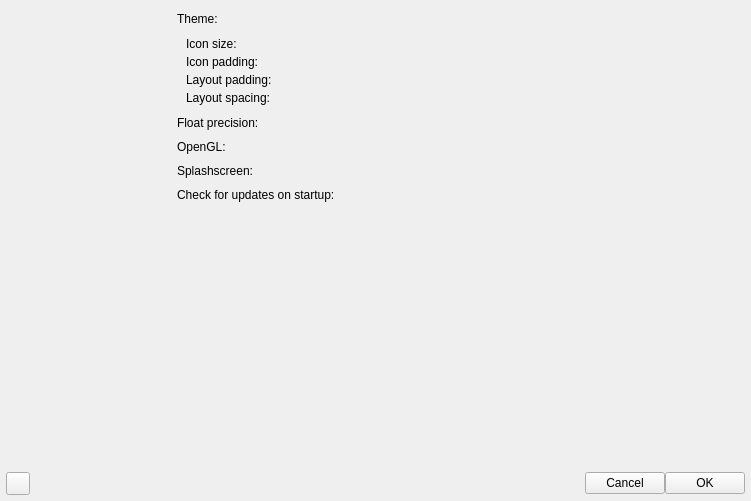
This is pj_app/src/PreferencesDialog.ui in Ssz990220/PlotJuggler as Qt 5 draws it before an edit. The edited form follows.
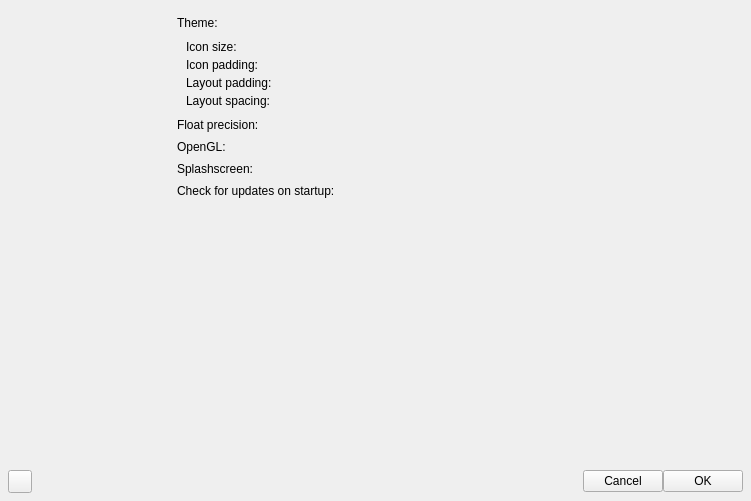
This is the edited form. The open tabs and pages were chosen to show the change. Custom widgets are drawn as their Qt base class.

```diff
--- a/pj_app/src/PreferencesDialog.ui
+++ b/pj_app/src/PreferencesDialog.ui
@@ -147,19 +147,19 @@
           <number>16</number>
          </property>
          <property name="topMargin">
-          <number>12</number>
+          <number>16</number>
          </property>
          <property name="rightMargin">
           <number>16</number>
          </property>
          <property name="bottomMargin">
-          <number>12</number>
+          <number>16</number>
          </property>
          <property name="horizontalSpacing">
-          <number>12</number>
+          <number>16</number>
          </property>
          <property name="verticalSpacing">
-          <number>10</number>
+          <number>8</number>
          </property>
          <item row="0" column="0">
           <widget class="QLabel" name="labelTheme">
@@ -185,10 +185,10 @@
              <number>4</number>
             </property>
             <property name="topMargin">
-             <number>1</number>
+             <number>2</number>
             </property>
             <property name="bottomMargin">
-             <number>1</number>
+             <number>2</number>
             </property>
             <item>
              <layout class="QHBoxLayout" name="iconSizeRow">
@@ -206,7 +206,7 @@
                 </property>
                 <property name="sizeHint" stdset="0">
                  <size>
-                  <width>40</width>
+                  <width>16</width>
                   <height>0</height>
                  </size>
                 </property>
@@ -240,7 +240,7 @@
                 </property>
                 <property name="sizeHint" stdset="0">
                  <size>
-                  <width>40</width>
+                  <width>16</width>
                   <height>0</height>
                  </size>
                 </property>
@@ -274,7 +274,7 @@
                 </property>
                 <property name="sizeHint" stdset="0">
                  <size>
-                  <width>40</width>
+                  <width>16</width>
                   <height>0</height>
                  </size>
                 </property>
@@ -308,7 +308,7 @@
                 </property>
                 <property name="sizeHint" stdset="0">
                  <size>
-                  <width>40</width>
+                  <width>16</width>
                   <height>0</height>
                  </size>
                 </property>
@@ -702,16 +702,16 @@
    <item>
     <layout class="QHBoxLayout" name="buttonLayout">
      <property name="leftMargin">
-      <number>6</number>
+      <number>8</number>
      </property>
      <property name="topMargin">
-      <number>6</number>
+      <number>8</number>
      </property>
      <property name="rightMargin">
-      <number>6</number>
+      <number>8</number>
      </property>
      <property name="bottomMargin">
-      <number>6</number>
+      <number>8</number>
      </property>
      <item>
       <widget class="PJ::SvgButton" name="buttonResetDefaults">
@@ -727,7 +727,7 @@
        </property>
        <property name="sizeHint" stdset="0">
         <size>
-         <width>40</width>
+         <width>16</width>
          <height>20</height>
         </size>
        </property>
```
Left out of the diff: 16 changed lines with no effect on the pictures.
